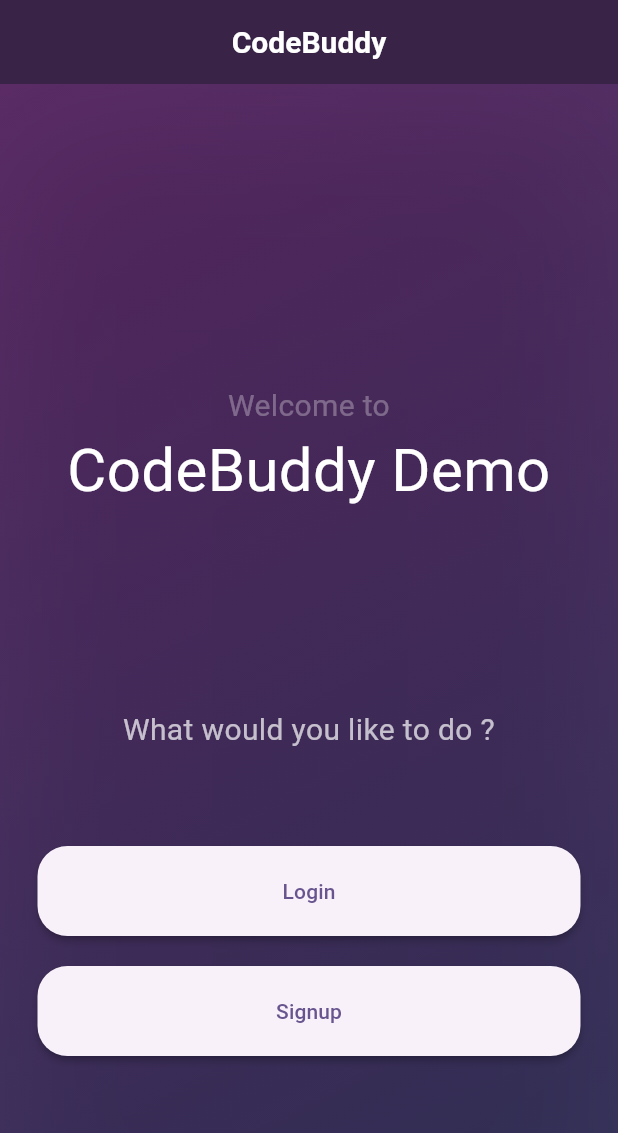
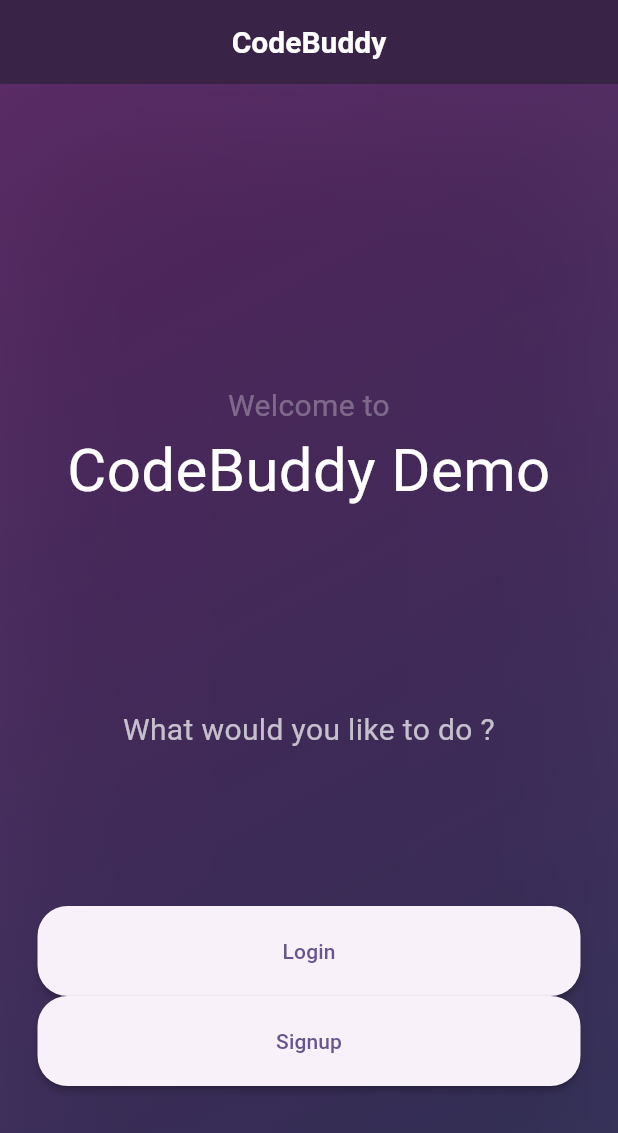
Before and after one commit to opencodeiiita/CodeBuddy, a Flutter app: the screen it shows after launch, on a phone screen of 412 x 824 dp. Shown: the top 1133 px of the screen. Run offline on Flutter 3.47's test engine with Material 3 defaults, Android fonts, the phone set to English and light mode, and no system bars; our stand-ins replace cloud_firestore, firebase_auth, firebase_core; accounts and stored records are empty.

Commit message:
firebase done

```diff
--- a/lib/otp_screen.dart
+++ b/lib/otp_screen.dart
@@ -64,7 +64,7 @@ class _OtpScreenState extends State<OtpScreen> {
       ),
       body: GradientBackground(child: Column(
         mainAxisAlignment: MainAxisAlignment.center,
-        spacing: 5,
+        //spacing: 5,
         children: [
           Padding(
             padding: const EdgeInsets.symmetric(horizontal: 25),
--- a/lib/start_screen.dart
+++ b/lib/start_screen.dart
@@ -33,7 +33,7 @@ class StartScreen extends StatelessWidget {
                 Column(
                   mainAxisAlignment: MainAxisAlignment.end,
                   crossAxisAlignment: CrossAxisAlignment.stretch,
-                  spacing: 20,
+                  //spacing: 20,
                   children: [
                     ElevatedButton(
                         onPressed: () {
```
Also changed, not shown: firebase.json (added), lib/firebase_options.dart (added), pubspec.lock, 13 other files.
